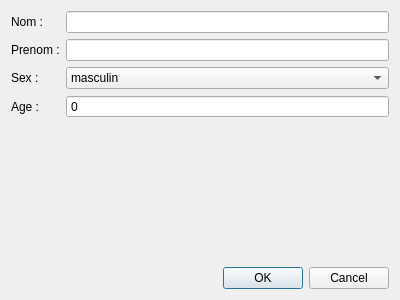
Above: addteacher.ui from ngdream/noteprof before the change. Below: the same form after it.
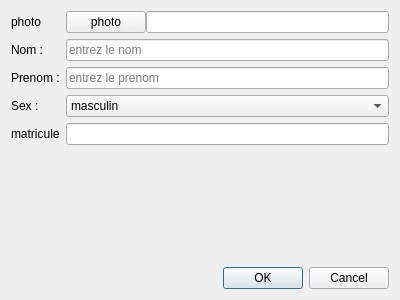
That is the form after the change.

The edit to the form file:
```diff
--- a/addteacher.ui
+++ b/addteacher.ui
@@ -26,34 +26,85 @@
    </item>
    <item row="0" column="0">
     <layout class="QFormLayout" name="formLayout">
+     <property name="sizeConstraint">
+      <enum>QLayout::SetMinimumSize</enum>
+     </property>
+     <property name="fieldGrowthPolicy">
+      <enum>QFormLayout::AllNonFixedFieldsGrow</enum>
+     </property>
+     <property name="rowWrapPolicy">
+      <enum>QFormLayout::WrapLongRows</enum>
+     </property>
+     <property name="labelAlignment">
+      <set>Qt::AlignBottom|Qt::AlignLeading|Qt::AlignLeft</set>
+     </property>
+     <property name="formAlignment">
+      <set>Qt::AlignLeading|Qt::AlignLeft|Qt::AlignTop</set>
+     </property>
      <item row="0" column="0">
-      <widget class="QLabel" name="nomLabel">
+      <widget class="QLabel" name="label">
        <property name="text">
-        <string>Nom :</string>
+        <string>photo</string>
        </property>
       </widget>
      </item>
      <item row="0" column="1">
-      <widget class="QLineEdit" name="nomLineEdit"/>
+      <layout class="QHBoxLayout" name="horizontalLayout_2">
+       <property name="spacing">
+        <number>0</number>
+       </property>
+       <item>
+        <widget class="QPushButton" name="pushButton">
+         <property name="text">
+          <string>photo</string>
+         </property>
+        </widget>
+       </item>
+       <item>
+        <widget class="QLineEdit" name="photoLineEdit">
+         <property name="readOnly">
+          <bool>true</bool>
+         </property>
+        </widget>
+       </item>
+      </layout>
      </item>
      <item row="1" column="0">
-      <widget class="QLabel" name="prenomLabel">
+      <widget class="QLabel" name="nomLabel">
        <property name="text">
-        <string>Prenom :</string>
+        <string>Nom :</string>
        </property>
       </widget>
      </item>
      <item row="1" column="1">
-      <widget class="QLineEdit" name="prenomLineEdit"/>
+      <widget class="QLineEdit" name="nomLineEdit">
+       <property name="placeholderText">
+        <string>entrez le nom </string>
+       </property>
+      </widget>
      </item>
      <item row="2" column="0">
+      <widget class="QLabel" name="prenomLabel">
+       <property name="text">
+        <string>Prenom :</string>
+       </property>
+      </widget>
+     </item>
+     <item row="2" column="1">
+      <widget class="QLineEdit" name="prenomLineEdit">
+       <property name="placeholderText">
+        <string>entrez le prenom</string>
+       </property>
+      </widget>
+     </item>
+     <item row="3" column="0">
       <widget class="QLabel" name="sexLabel">
        <property name="text">
         <string>Sex :</string>
        </property>
       </widget>
      </item>
-     <item row="2" column="1">
+     <item row="3" column="1">
       <widget class="QComboBox" name="sexComboBox">
        <item>
         <property name="text">
@@ -67,19 +118,15 @@
        </item>
       </widget>
      </item>
-     <item row="3" column="0">
-      <widget class="QLabel" name="ageLabel">
+     <item row="4" column="0">
+      <widget class="QLabel" name="label_2">
        <property name="text">
-        <string>Age :</string>
+        <string>matricule</string>
        </property>
       </widget>
      </item>
-     <item row="3" column="1">
-      <widget class="QSpinBox" name="ageSpinBox">
-       <property name="buttonSymbols">
-        <enum>QAbstractSpinBox::NoButtons</enum>
-       </property>
-      </widget>
+     <item row="4" column="1">
+      <widget class="QLineEdit" name="matriculeLineEdit"/>
      </item>
     </layout>
    </item>
```
